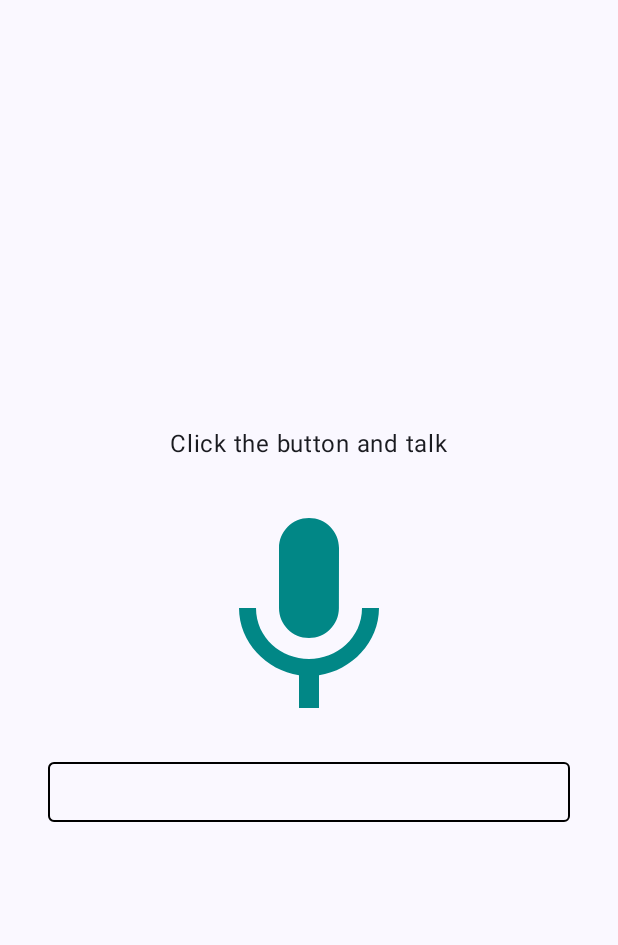
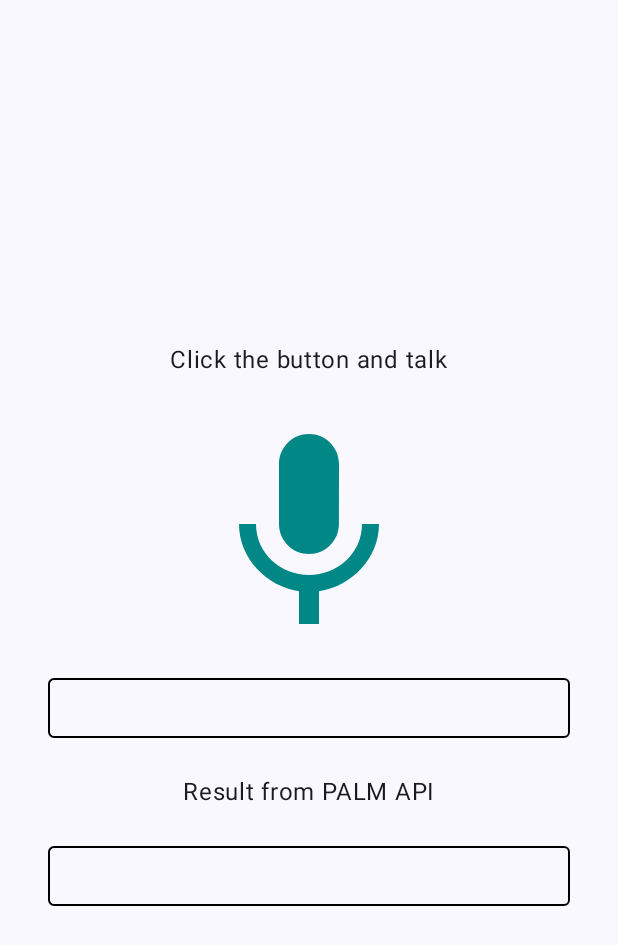
Before and after one commit to farmaker47/Talk_and_execute, an Android app built with Jetpack Compose: the screen it shows after launch (MainActivity), on a phone screen of 412 x 824 dp. Shown: the top 945 px of the screen. Run offline under Robolectric (Android 15) with nearby library versions, the phone set to English and light mode, and no system bars.

Commit message:
Set up view for PALM result.

```diff
--- a/app/src/main/java/com/example/talkandexecute/composables/TalkComposable.kt
+++ b/app/src/main/java/com/example/talkandexecute/composables/TalkComposable.kt
@@ -14,6 +14,7 @@ import androidx.compose.foundation.layout.fillMaxWidth
 import androidx.compose.foundation.layout.height
 import androidx.compose.foundation.layout.padding
 import androidx.compose.foundation.layout.size
+import androidx.compose.foundation.layout.width
 import androidx.compose.foundation.shape.CircleShape
 import androidx.compose.foundation.shape.RoundedCornerShape
 import androidx.compose.material3.Text
@@ -113,5 +114,32 @@ fun TalkComposable(viewModel: TalkAndExecuteViewModel, modifier: Modifier = Modi
                     .padding(start = 16.dp, end = 16.dp, top = 8.dp, bottom = 8.dp)
             )
         }
+
+        Spacer(modifier = modifier.height(16.dp))
+
+        Text(
+            text = "Result from PALM API",
+            modifier = modifier
+                .align(Alignment.CenterHorizontally)
+                // .border(1.dp, borderColor, shape = RoundedCornerShape(4.dp))
+                .padding(8.dp)
+        )
+
+        Spacer(modifier = modifier.height(16.dp))
+
+        Box(
+            modifier = Modifier
+                .fillMaxWidth()
+                .padding(start = 16.dp, end = 16.dp)
+        ) {
+            Text(
+                text = "",
+                modifier = Modifier
+                    .fillMaxWidth()
+                    .align(Alignment.Center)
+                    .border(1.dp, borderColor, shape = RoundedCornerShape(4.dp))
+                    .padding(start = 16.dp, end = 16.dp, top = 8.dp, bottom = 8.dp)
+            )
+        }
     }
 }
```
